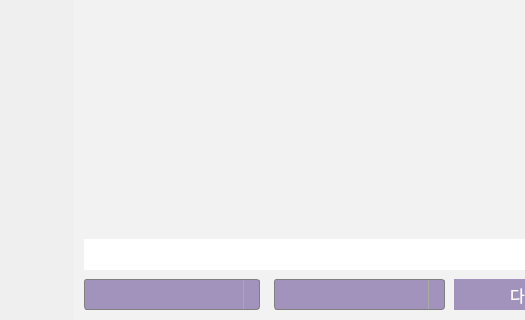
The window that python/source/test2.ui (C-Meister/YouMind) describes before a commit, drawn with Qt 5; both pictures show x 0 to 525 and y 401 to 721 of the 1280 by 721 pixel window.
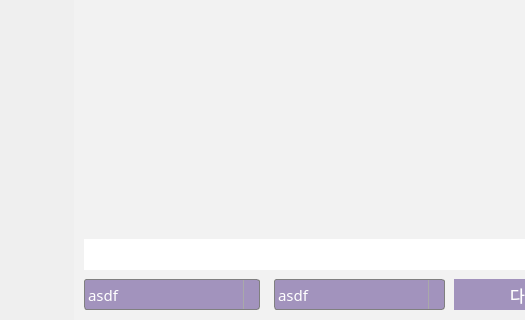
The same window after the commit. Icons and pictures are not drawn.

Commit message: 디자인변경

The edit to the form file:
```diff
--- a/python/source/test2.ui
+++ b/python/source/test2.ui
@@ -98,6 +98,7 @@
     border-radius: 3px;
     padding: 1px 18px 1px 3px;
     min-width: 6em;
+	color : #ffffff;
 }
 
 QComboBox:editable {
@@ -140,6 +141,11 @@
     left: 1px;
 }</string>
       </property>
+      <item>
+       <property name="text">
+        <string>asdf</string>
+       </property>
+      </item>
      </widget>
      <widget class="QPushButton" name="btn_link_file">
       <property name="geometry">
@@ -204,6 +210,7 @@
     border-radius: 3px;
     padding: 1px 18px 1px 3px;
     min-width: 6em;
+	color: #ffffff;
 }
 
 QComboBox:editable {
@@ -246,6 +253,11 @@
     left: 1px;
 }</string>
       </property>
+      <item>
+       <property name="text">
+        <string>asdf</string>
+       </property>
+      </item>
      </widget>
      <widget class="QScrollArea" name="panel_link">
       <property name="geometry">
```
The commit also changes 1 other file.
